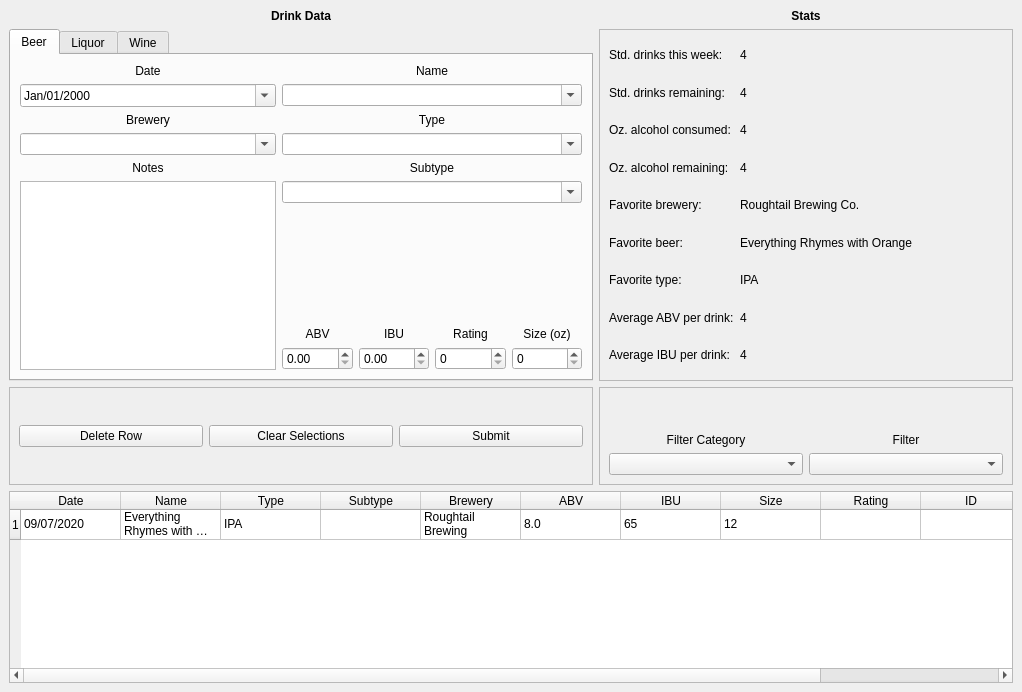
Qt form src/mainwindow.ui (minorsecond/BuzzBot) before a commit.
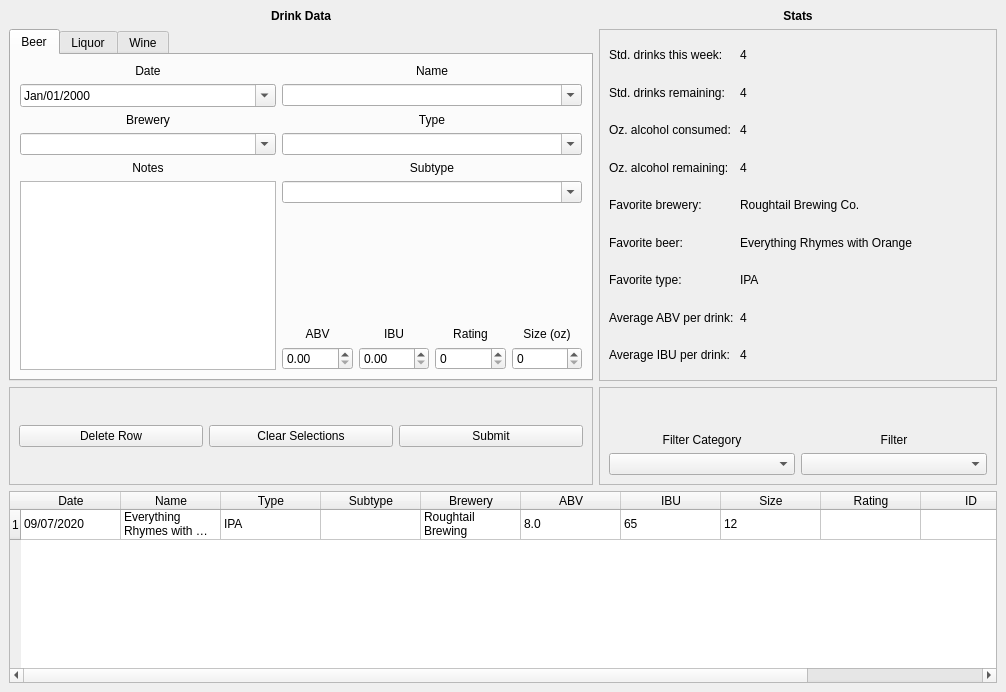
The same form after that commit.

Commit message: Set minimum size

```diff
--- a/src/mainwindow.ui
+++ b/src/mainwindow.ui
@@ -6,7 +6,7 @@
    <rect>
     <x>0</x>
     <y>0</y>
-    <width>1022</width>
+    <width>1006</width>
     <height>692</height>
    </rect>
   </property>
@@ -22,7 +22,7 @@
    </property>
    <property name="minimumSize">
     <size>
-     <width>0</width>
+     <width>1006</width>
      <height>670</height>
     </size>
    </property>
```
Left out of the diff: 2 changed lines with no effect on the pictures. The commit also changes 1 other file.
